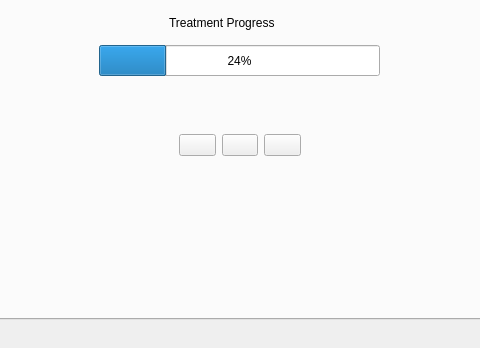
The window that mainwindow.ui (CATBOYCOWBOY/COMP3004A4) describes before a commit, drawn with Qt 5; both pictures show x 113 to 593 and y 180 to 528 of the 728 by 528 pixel window.
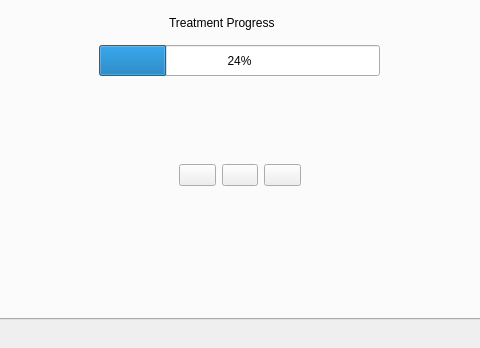
The same window after the commit. The open tabs and pages were chosen to show the change. Icons and pictures are not drawn.

Commit message: date time handlers

Diff of the .ui file:
```diff
--- a/mainwindow.ui
+++ b/mainwindow.ui
@@ -60,7 +60,7 @@
       <property name="geometry">
        <rect>
         <x>280</x>
-        <y>230</y>
+        <y>260</y>
         <width>122</width>
         <height>80</height>
        </rect>
```
Left out of the diff: 28 changed lines with no effect on the pictures. The commit also changes 2 other files.
